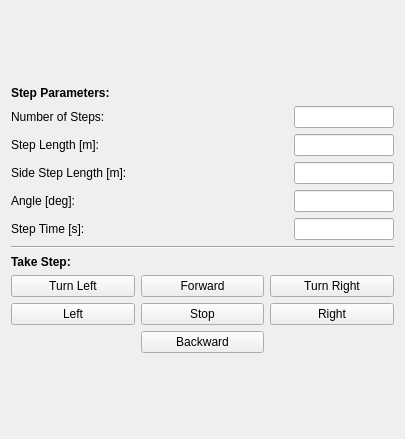
Qt form thor_mang_calibration/resource/ui/walking_panel.ui (thor-mang/thor_mang_ui) before a commit.
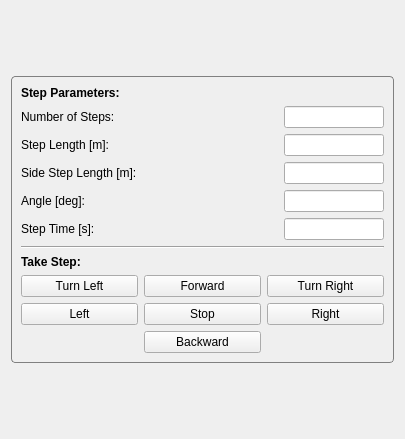
The same form after that commit.

```diff
--- a/thor_mang_calibration/resource/ui/walking_panel.ui
+++ b/thor_mang_calibration/resource/ui/walking_panel.ui
@@ -14,21 +14,22 @@
    </rect>
   </property>
   <property name="sizePolicy">
-   <sizepolicy hsizetype="Maximum" vsizetype="Maximum">
+   <sizepolicy hsizetype="Fixed" vsizetype="Fixed">
     <horstretch>0</horstretch>
     <verstretch>0</verstretch>
    </sizepolicy>
   </property>
+  <property name="maximumSize">
+   <size>
+    <width>5000</width>
+    <height>5000</height>
+   </size>
+  </property>
   <property name="windowTitle">
    <string>ThorMangCalibration</string>
   </property>
   <layout class="QGridLayout" name="gridLayout">
    <item row="0" column="0">
-    <layout class="QGridLayout" name="gridLayout_21">
-     <property name="sizeConstraint">
-      <enum>QLayout::SetMinAndMaxSize</enum>
-     </property>
-     <item row="0" column="0">
       <layout class="QVBoxLayout" name="step_layout">
        <item>
         <spacer name="verticalSpacer_5">
@@ -44,6 +45,19 @@
         </spacer>
        </item>
        <item>
+      <widget class="QGroupBox" name="groupBox">
+       <property name="styleSheet">
+        <string notr="true">QGroupBox { 
+  border: 1px solid gray; 
+  border-radius: 4px; 
+  margin-top: 0.5em; 
+} </string>
+       </property>
+       <property name="title">
+        <string/>
+       </property>
+       <layout class="QVBoxLayout" name="verticalLayout">
+        <item>
         <widget class="QLabel" name="label_7">
          <property name="text">
           <string>&lt;b&gt;Step Parameters:&lt;b&gt;</string>
@@ -206,6 +220,9 @@
          </item>
         </layout>
        </item>
+       </layout>
+      </widget>
+     </item>
        <item>
         <spacer name="verticalSpacer_7">
          <property name="orientation">
@@ -218,8 +235,6 @@
           </size>
          </property>
         </spacer>
-       </item>
-      </layout>
      </item>
     </layout>
    </item>
```
Lines whose indentation alone changed are shown as unchanged.
